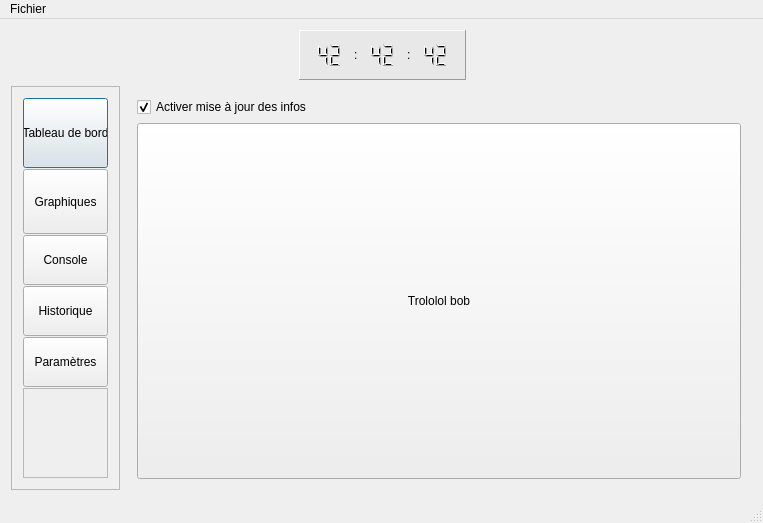
mjc-ermont/2011, file Programmation/Codes fonctionnels/Logger20/FenPrincipale.ui: the form before one commit.
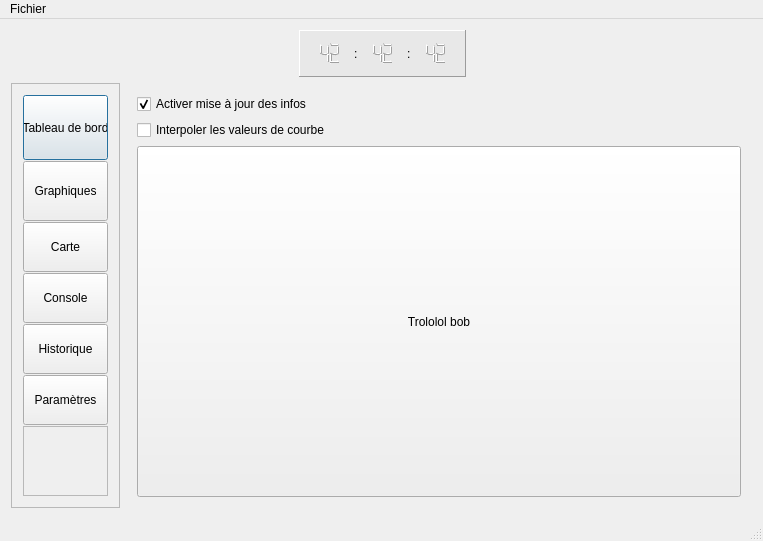
The form after the commit. The open tabs and pages were chosen to show the change.

What changed in the file:
```diff
--- a/Programmation/Codes fonctionnels/Logger20/FenPrincipale.ui
+++ b/Programmation/Codes fonctionnels/Logger20/FenPrincipale.ui
@@ -17,8 +17,8 @@
    <bool>false</bool>
   </property>
   <widget class="QWidget" name="widgetCentral">
-   <layout class="QVBoxLayout" name="verticalLayout_4">
-    <item>
+   <layout class="QGridLayout" name="gridLayout_4">
+    <item row="0" column="0">
      <layout class="QGridLayout" name="gridLayout_2" rowstretch="1,8" columnstretch="1,19,0,0,0,0,0,32" columnminimumwidth="0,0,0,0,0,0,0,0">
       <item row="1" column="0">
        <widget class="QFrame" name="frame">
@@ -40,7 +40,7 @@
         <property name="frameShadow">
          <enum>QFrame::Raised</enum>
         </property>
-        <layout class="QVBoxLayout" name="verticalLayout" stretch="1,0,1,1,0,15">
+        <layout class="QVBoxLayout" name="verticalLayout" stretch="1,0,0,1,1,0,15">
          <property name="spacing">
           <number>1</number>
          </property>
@@ -55,7 +55,7 @@
            <property name="minimumSize">
             <size>
              <width>85</width>
-             <height>70</height>
+             <height>65</height>
             </size>
            </property>
            <property name="autoFillBackground">
@@ -80,7 +80,7 @@
            <property name="minimumSize">
             <size>
              <width>85</width>
-             <height>65</height>
+             <height>60</height>
             </size>
            </property>
            <property name="text">
@@ -88,6 +88,19 @@
            </property>
           </widget>
          </item>
+         <item>
+          <widget class="QPushButton" name="b_carte">
+           <property name="minimumSize">
+            <size>
+             <width>0</width>
+             <height>50</height>
+            </size>
+           </property>
+           <property name="text">
+            <string>Carte</string>
+           </property>
+          </widget>
+         </item>
          <item>
           <widget class="QPushButton" name="b_console">
            <property name="sizePolicy">
@@ -180,8 +193,8 @@
          </layout>
         </widget>
         <widget class="QWidget" name="p_params">
-         <layout class="QGridLayout" name="gridLayout" rowstretch="1,2">
-          <item row="1" column="0">
+         <layout class="QGridLayout" name="gridLayout" rowstretch="1,2,0">
+          <item row="2" column="0">
            <widget class="QPushButton" name="pushButton">
             <property name="sizePolicy">
              <sizepolicy hsizetype="Preferred" vsizetype="Preferred">
@@ -204,6 +217,13 @@
             </property>
            </widget>
           </item>
+          <item row="1" column="0">
+           <widget class="QCheckBox" name="interpol_curve">
+            <property name="text">
+             <string>Interpoler les valeurs de courbe</string>
+            </property>
+           </widget>
+          </item>
          </layout>
         </widget>
         <widget class="QWidget" name="p_graphics">
```
Left out of the diff: 3 changed lines with no effect on the pictures.
